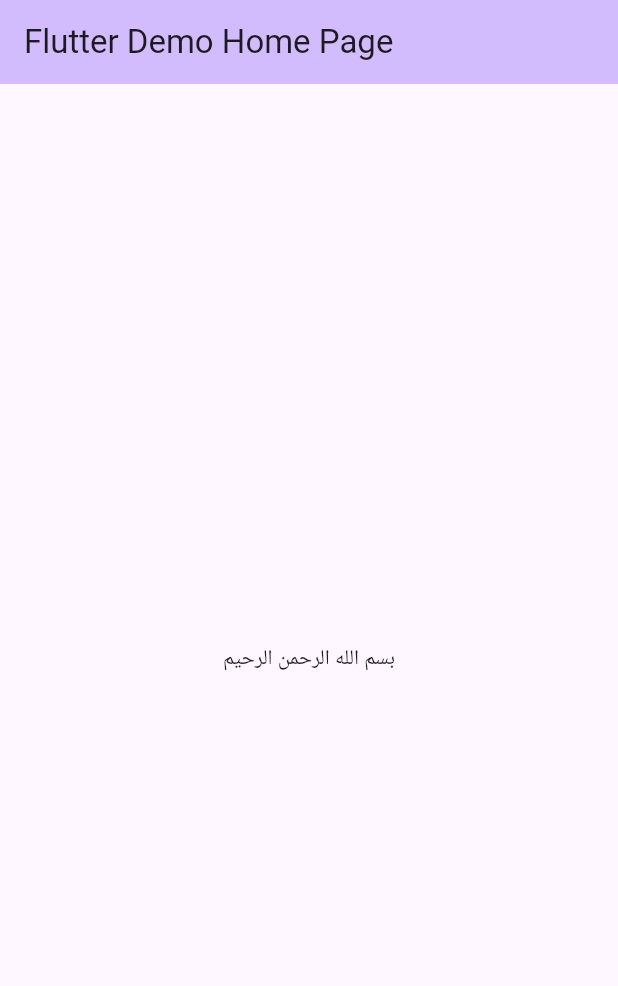
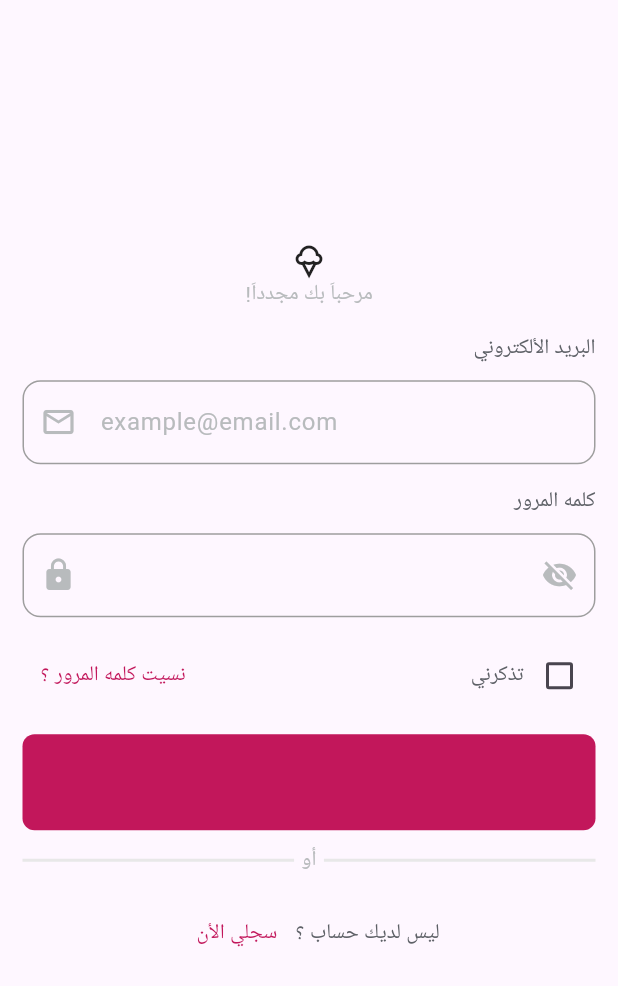
Before and after one commit to Said1221/Graduation_Project_2026, a Flutter app: the screen it shows after launch, on a phone screen of 412 x 824 dp. Shown: the top 986 px of the screen. Run offline on Flutter 3.47's test engine with Material 3 defaults, Android fonts, the phone set to English and light mode, and no system bars; our stand-ins replace device_preview, google_fonts, hexcolor; Roboto replaces fonts that are missing (Cairo).

Commit message:
login screen and themes

```diff
--- /dev/null
+++ b/lib/core/theme/theme_data.dart
@@ -0,0 +1,21 @@
+import 'dart:ui';
+
+import 'package:flutter/src/painting/text_style.dart';
+import 'package:google_fonts/google_fonts.dart';
+import 'package:hexcolor/hexcolor.dart';
+
+class ThemeFonts{
+  final TextStyle red = GoogleFonts.cairo(color: HexColor('#c2175b'));
+  final TextStyle gray = GoogleFonts.cairo(color: HexColor('#b8bbbd'));
+  final TextStyle gray2 = GoogleFonts.cairo(color: HexColor('#e8e8e8'));
+  final TextStyle black = GoogleFonts.cairo(color: HexColor('#5e6167'));
+  final TextStyle white = GoogleFonts.cairo(color: HexColor('#ffff'));
+}
+
+class ThemeColors{
+  final Color red = HexColor('#c2175b');
+  final Color gray = HexColor('#b8bbbd');
+  final Color gray2 = HexColor('#e8e8e8');
+  final Color black = HexColor('#5e6167');
+  final Color white = HexColor('#ffff');
+}
--- a/lib/main.dart
+++ b/lib/main.dart
@@ -1,5 +1,6 @@
 import 'package:device_preview/device_preview.dart';
 import 'package:flutter/material.dart';
+import 'package:graduation_project_2026/view/login_screen.dart';
 
 void main() {
   //runApp(const MyApp());
@@ -19,102 +20,8 @@ class MyApp extends StatelessWidget {
   @override
   Widget build(BuildContext context) {
     return MaterialApp(
-      title: 'Flutter Demo',
-      theme: ThemeData(
-        // This is the theme of your application.
-        //
-        // TRY THIS: Try running your application with "flutter run". You'll see
-        // the application has a purple toolbar. Then, without quitting the app,
-        // try changing the seedColor in the colorScheme below to Colors.green
-        // and then invoke "hot reload" (save your changes or press the "hot
-        // reload" button in a Flutter-supported IDE, or press "r" if you used
-        // the command line to start the app).
-        //
-        // Notice that the counter didn't reset back to zero; the application
-        // state is not lost during the reload. To reset the state, use hot
-        // restart instead.
-        //
-        // This works for code too, not just values: Most code changes can be
-        // tested with just a hot reload.
-        colorScheme: .fromSeed(seedColor: Colors.deepPurple),
-      ),
-      home: const MyHomePage(title: 'Flutter Demo Home Page'),
-    debugShowCheckedModeBanner: false,
+      home: loginScreen(),
+      debugShowCheckedModeBanner: false,
     );
   }
 }
-
-class MyHomePage extends StatefulWidget {
-  const MyHomePage({super.key, required this.title});
-
-  // This widget is the home page of your application. It is stateful, meaning
-  // that it has a State object (defined below) that contains fields that affect
-  // how it looks.
-
-  // This class is the configuration for the state. It holds the values (in this
-  // case the title) provided by the parent (in this case the App widget) and
-  // used by the build method of the State. Fields in a Widget subclass are
-  // always marked "final".
-
-  final String title;
-
-  @override
-  State<MyHomePage> createState() => _MyHomePageState();
-}
-
-class _MyHomePageState extends State<MyHomePage> {
-  int _counter = 0;
-
-  void _incrementCounter() {
-    setState(() {
-      // This call to setState tells the Flutter framework that something has
-      // changed in this State, which causes it to rerun the build method below
-      // so that the display can reflect the updated values. If we changed
-      // _counter without calling setState(), then the build method would not be
-      // called again, and so nothing would appear to happen.
-      _counter++;
-    });
-  }
-
-  @override
-  Widget build(BuildContext context) {
-    // This method is rerun every time setState is called, for instance as done
-    // by the _incrementCounter method above.
-    //
-    // The Flutter framework has been optimized to make rerunning build methods
-    // fast, so that you can just rebuild anything that needs updating rather
-    // than having to individually change instances of widgets.
-    return Scaffold(
-      appBar: AppBar(
-        // TRY THIS: Try changing the color here to a specific color (to
-        // Colors.amber, perhaps?) and trigger a hot reload to see the AppBar
-        // change color while the other colors stay the same.
-        backgroundColor: Theme.of(context).colorScheme.inversePrimary,
-        // Here we take the value from the MyHomePage object that was created by
-        // the App.build method, and use it to set our appbar title.
-        title: Text(widget.title),
-      ),
-      body: Center(
-        // Center is a layout widget. It takes a single child and positions it
-        // in the middle of the parent.
-        child: Column(
-          // Column is also a layout widget. It takes a list of children and
-          // arranges them vertically. By default, it sizes itself to fit its
-          // children horizontally, and tries to be as tall as its parent.
-          //
-          // Column has various properties to control how it sizes itself and
-          // how it positions its children. Here we use mainAxisAlignment to
-          // center the children vertically; the main axis here is the vertical
-          // axis because Columns are vertical (the cross axis would be
-          // horizontal).
-          //
-          // TRY THIS: Invoke "debug painting" (choose the "Toggle Debug Paint"
-          // action in the IDE, or press "p" in the console), to see the
-          // wireframe for each widget.
-          mainAxisAlignment: .center,
-          children: [const Text('بسم الله الرحمن الرحيم')],
-        ),
-      ),
-    );
-  }
-}
--- /dev/null
+++ b/lib/view/login_screen.dart
@@ -0,0 +1,190 @@
+import 'package:flutter/material.dart';
+import 'package:graduation_project_2026/core/theme/theme_data.dart';
+import 'package:hexcolor/hexcolor.dart';
+
+class loginScreen extends StatefulWidget {
+  const loginScreen({super.key});
+
+  @override
+  State<loginScreen> createState() => _loginScreenState();
+}
+
+bool isChecked = false;
+bool visible = false;
+
+class _loginScreenState extends State<loginScreen> {
+  @override
+  Widget build(BuildContext context) {
+    return Scaffold(
+      body: Column(
+        textDirection: TextDirection.rtl,
+        mainAxisAlignment: MainAxisAlignment.center,
+        children: [
+          Icon(Icons.icecream_outlined),
+          Text('!مرحباَ بك مجدداَ', style: ThemeFonts().gray),
+
+          Padding(
+            padding: const EdgeInsets.all(15.0),
+            child: Column(
+              spacing: 15,
+              children: [
+                Column(
+                  spacing: 10,
+                  crossAxisAlignment: CrossAxisAlignment.end,
+                  children: [
+                    Text('البريد الألكتروني', style: ThemeFonts().black),
+                    TextFormField(
+                      keyboardType: TextInputType.emailAddress,
+                      decoration: InputDecoration(
+                        hintText: 'example@email.com',
+                        hintStyle: ThemeFonts().gray,
+                        prefixIcon: Icon(
+                          Icons.email_outlined,
+                          color: ThemeColors().gray,
+                        ),
+                        border: OutlineInputBorder(
+                          borderRadius: BorderRadius.circular(12),
+                          borderSide: BorderSide(color: Colors.grey),
+                        ),
+                        enabledBorder: OutlineInputBorder(
+                          borderRadius: BorderRadius.circular(12),
+                          borderSide: BorderSide(color: Colors.grey, width: 1),
+                        ),
+                        focusedBorder: OutlineInputBorder(
+                          borderRadius: BorderRadius.circular(12),
+                          borderSide: BorderSide(color: Colors.grey, width: 2),
+                        ),
+                      ),
+                    ),
+                  ],
+                ),
+
+                Column(
+                  spacing: 10,
+                  crossAxisAlignment: CrossAxisAlignment.end,
+                  children: [
+                    Text('كلمه المرور', style: ThemeFonts().black),
+                    TextFormField(
+                      keyboardType: TextInputType.visiblePassword,
+                      obscureText: visible ? true : false,
+                      decoration: InputDecoration(
+                        prefixIcon: Icon(Icons.lock, color: ThemeColors().gray),
+                        prefixIconColor: Colors.grey,
+                        suffixIcon: IconButton(
+                          onPressed: () {
+                            setState(() {
+                              visible = !visible;
+                            });
+                          },
+                          icon: Icon(
+                            visible ? Icons.visibility : Icons.visibility_off,
+                            color: ThemeColors().gray,
+                          ),
+                        ),
+                        suffixIconColor: Colors.grey,
+                        border: OutlineInputBorder(
+                          borderRadius: BorderRadius.circular(12),
+                        ),
+                        enabledBorder: OutlineInputBorder(
+                          borderRadius: BorderRadius.circular(12),
+                          borderSide: BorderSide(color: Colors.grey, width: 1),
+                        ),
+                        focusedBorder: OutlineInputBorder(
+                          borderRadius: BorderRadius.circular(12),
+                          borderSide: BorderSide(color: Colors.grey, width: 2),
+                        ),
+                      ),
+                    ),
+                  ],
+                ),
+
+                Row(
+                  mainAxisAlignment: MainAxisAlignment.spaceBetween,
+                  children: [
+                    TextButton(
+                      onPressed: () {},
+                      child: Text(
+                        'نسيت كلمه المرور ؟',
+                        style: ThemeFonts().red,
+                      ),
+                    ),
+                    Row(
+                      children: [
+                        Text('تذكرني', style: ThemeFonts().black),
+                        Checkbox(
+                          value: isChecked,
+                          onChanged: (value) {
+                            setState(() {
+                              isChecked = value!;
+                            });
+                          },
+                        ),
+                      ],
+                    ),
+                  ],
+                ),
+
+                Column(
+                  spacing: 10,
+                  children: [
+                    Container(
+                      width: double.infinity,
+                      decoration: BoxDecoration(
+                        color: ThemeColors().red,
+                        borderRadius: BorderRadius.circular(8),
+                      ),
+                      child: Padding(
+                        padding: const EdgeInsets.all(8.0),
+                        child: MaterialButton(
+                          onPressed: () {},
+                          child: Text(
+                            'تسجيل الدخول',
+                            style: ThemeFonts().white,
+                          ),
+                        ),
+                      ),
+                    ),
+                    Row(
+                      mainAxisAlignment: MainAxisAlignment.center,
+                      spacing: 5,
+                      children: [
+                        Expanded(
+                          child: Container(
+                            height: 2,
+                            decoration: BoxDecoration(
+                              color: ThemeColors().gray2,
+                            ),
+                          ),
+                        ),
+                        Text('أو', style: ThemeFonts().gray),
+                        Expanded(
+                          child: Container(
+                            height: 2,
+                            decoration: BoxDecoration(
+                              color: ThemeColors().gray2,
+                            ),
+                          ),
+                        ),
+                      ],
+                    ),
+                  ],
+                ),
+
+                Row(
+                  mainAxisAlignment: MainAxisAlignment.center,
+                  children: [
+                    TextButton(
+                      onPressed: () {},
+                      child: Text('سجلي الأن', style: ThemeFonts().red),
+                    ),
+                    Text('ليس لديك حساب ؟', style: ThemeFonts().black),
+                  ],
+                ),
+              ],
+            ),
+          ),
+        ],
+      ),
+    );
+  }
+}
--- a/pubspec.yaml
+++ b/pubspec.yaml
@@ -35,6 +35,8 @@ dependencies:
   # Use with the CupertinoIcons class for iOS style icons.
   cupertino_icons: ^1.0.8
   device_preview: ^1.3.1
+  hexcolor: ^3.1.3
+  google_fonts: ^8.0.2
 
 dev_dependencies:
   flutter_test:
```
Also changed, not shown: pubspec.lock.
